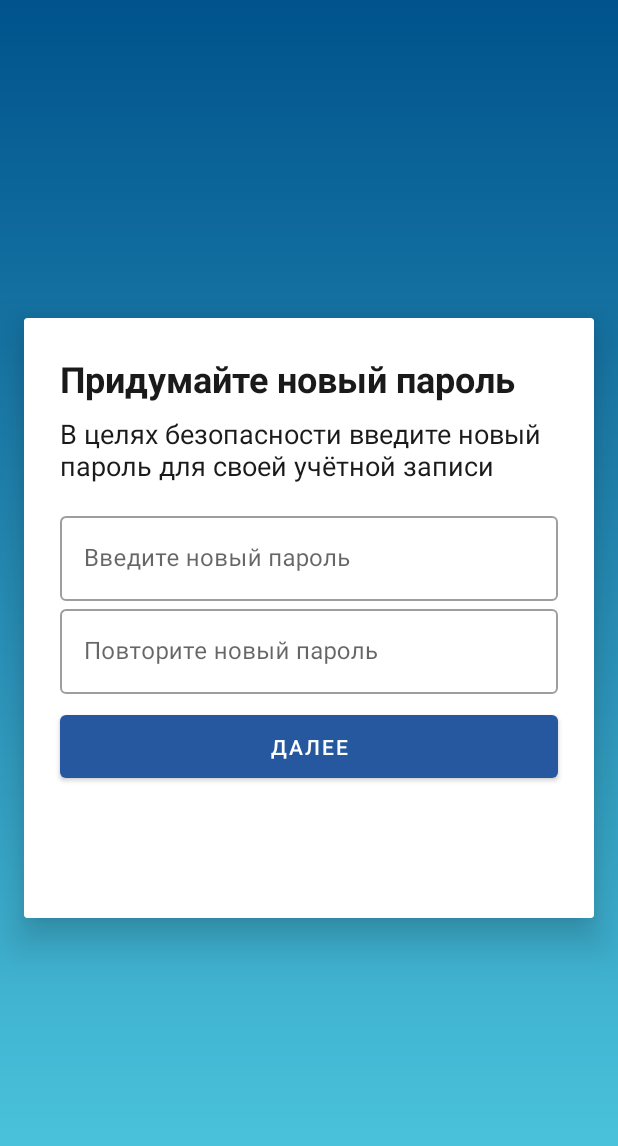
After one commit to Tenzo0/Patient-Support-App, an Android app: the ChangePasswordFragment screen opened through its navigation route, on a phone screen of 412 x 824 dp. The commit adds this screen. Shown: the top 1146 px of the screen. Run offline under Robolectric (Android 15) with nearby library versions, the phone set to English and light mode, and no system bars; our stand-ins replace Timber, data binding; 1 statement that could not run was skipped.

Commit message:
added password updating

```diff
--- a/app/src/main/AndroidManifest.xml
+++ b/app/src/main/AndroidManifest.xml
@@ -4,6 +4,7 @@
     <uses-permission android:name="android.permission.INTERNET"/>
 
     <application
+        android:name=".B2DocApplication"
         android:usesCleartextTraffic="true"
         android:allowBackup="true"
         android:icon="@mipmap/ic_launcher"
--- a/app/src/main/java/ru/poas/patientassistant/client/api/UserService.kt
+++ b/app/src/main/java/ru/poas/patientassistant/client/api/UserService.kt
@@ -17,6 +17,11 @@ interface UserService {
 
     @GET("users/login")
     suspend fun login(@Header("Authorization") credentials: String): Response<User>
+
+    @FormUrlEncoded
+    @PUT("users/password")
+    suspend fun updatePassword(@Header("Authorization") credentials: String,
+                               @Field("password") password: String): Response<Unit>
 }
 
 /**
--- /dev/null
+++ b/app/src/main/java/ru/poas/patientassistant/client/ui/login/ChangePasswordFragment.kt
@@ -0,0 +1,76 @@
+package ru.poas.patientassistant.client.ui.login
+
+import android.os.Bundle
+import android.text.TextUtils
+import androidx.fragment.app.Fragment
+import android.view.LayoutInflater
+import android.view.View
+import android.view.ViewGroup
+import androidx.databinding.DataBindingUtil
+import androidx.lifecycle.Observer
+import androidx.lifecycle.ViewModelProvider
+import androidx.navigation.fragment.findNavController
+
+import ru.poas.patientassistant.client.R
+import ru.poas.patientassistant.client.databinding.ChangePasswordFragmentBinding
+
+/**
+ * A simple [Fragment] subclass.
+ */
+class ChangePasswordFragment : Fragment() {
+
+    private lateinit var binding: ChangePasswordFragmentBinding
+    private lateinit var viewModel: LoginViewModel
+
+    override fun onCreateView(
+        inflater: LayoutInflater, container: ViewGroup?,
+        savedInstanceState: Bundle?
+    ): View? {
+        binding = DataBindingUtil.inflate(inflater, R.layout.change_password_fragment,
+            container, false)
+
+        viewModel = ViewModelProvider(this, LoginViewModel.Factory(activity!!.application))
+            .get(LoginViewModel::class.java)
+
+        //If user accept law about personal data
+        binding.nextButton.setOnClickListener {
+            if(isCorrectInputData()) {
+                viewModel.updatePassword(binding.newPassword.text.toString())
+            }
+        }
+
+        viewModel._isPasswordUpdated.observe(viewLifecycleOwner, Observer<Boolean> {
+            if (it == true) {
+                findNavController().navigate(
+                    ChangePasswordFragmentDirections.actionChangePasswordFragmentToMainActivity()
+                )
+                //Finish LoginActivity
+                requireActivity().finish()
+            }
+        })
+
+        return binding.root
+    }
+
+    private fun isCorrectInputData(): Boolean {
+        var isOk = true
+
+        if (TextUtils.isEmpty(binding.newPassword.text)) {
+            binding.newPasswordTextInputLayout.error = getString(R.string.empty_password_error)
+            isOk = false
+        } else {
+            binding.newPasswordTextInputLayout.error = ""
+        }
+
+        if (!TextUtils.equals(binding.newPasswordRepeat.text, binding.newPassword.text)) {
+            binding.newPasswordRepeatTextInputLayout.error =
+                getString(R.string.password_and_repeat_password_are_not_equal_error)
+            isOk = false
+        } else {
+            binding.newPasswordRepeatTextInputLayout.error = ""
+        }
+
+        return isOk
+    }
+
+}
--- a/app/src/main/java/ru/poas/patientassistant/client/ui/login/LoginActivity.kt
+++ b/app/src/main/java/ru/poas/patientassistant/client/ui/login/LoginActivity.kt
@@ -8,6 +8,7 @@ import androidx.security.crypto.EncryptedSharedPreferences
 import androidx.security.crypto.MasterKeys
 import ru.poas.patientassistant.client.R
 import ru.poas.patientassistant.client.preferences.UserPreferences
+import timber.log.Timber
 
 
 class LoginActivity : AppCompatActivity() {
--- a/app/src/main/java/ru/poas/patientassistant/client/ui/login/LoginFragment.kt
+++ b/app/src/main/java/ru/poas/patientassistant/client/ui/login/LoginFragment.kt
@@ -44,6 +44,7 @@ class LoginFragment : Fragment() {
                     binding.phoneNumberEditText.rawText,
                     binding.passwordEditText.text.toString()
                 )
+                requireActivity().hideKeyboard()
             }
         }
 
@@ -70,7 +71,6 @@ class LoginFragment : Fragment() {
             //Navigation
             when (authed) {
                 LoginViewModel.LoginType.FIRTSLY_AUTHED -> {
-                    activity?.hideKeyboard()
                     findNavController().navigate(
                         LoginFragmentDirections.actionLoginFragmentToDataAgreementFragment()
                     )
@@ -83,7 +83,7 @@ class LoginFragment : Fragment() {
                         LoginFragmentDirections.actionLoginFragmentToMainActivity()
                     )
                     //Finish LoginActivity
-                    activity!!.finish()
+                    requireActivity().finish()
                 }
             }
         })
--- /dev/null
+++ b/app/src/main/res/layout/change_password_fragment.xml
@@ -0,0 +1,119 @@
+<?xml version="1.0" encoding="utf-8"?>
+<layout xmlns:app="http://schemas.android.com/apk/res-auto"
+    xmlns:android="http://schemas.android.com/apk/res/android">
+
+    <androidx.constraintlayout.widget.ConstraintLayout
+        android:layout_width="match_parent"
+        android:layout_height="match_parent"
+        android:background="@drawable/gradient_background">
+
+        <androidx.core.widget.ContentLoadingProgressBar
+            android:id="@+id/progressbar"
+            android:layout_width="wrap_content"
+            android:layout_height="wrap_content"
+            android:layout_margin="16dp"
+            android:visibility="invisible"
+            style="?android:attr/progressBarStyle"
+            android:indeterminateTint="@color/white"
+            app:layout_constraintEnd_toEndOf="parent"
+            app:layout_constraintStart_toStartOf="parent"
+            app:layout_constraintTop_toTopOf="parent" />
+
+        <androidx.cardview.widget.CardView
+            android:layout_width="0dp"
+            android:layout_height="400dp"
+            android:layout_marginEnd="16dp"
+            android:layout_marginStart="16dp"
+            app:cardElevation="16dp"
+            app:layout_constraintBottom_toBottomOf="parent"
+            app:layout_constraintEnd_toEndOf="parent"
+            app:layout_constraintStart_toStartOf="parent"
+            app:layout_constraintTop_toTopOf="parent">
+
+            <androidx.constraintlayout.widget.ConstraintLayout
+                android:layout_width="match_parent"
+                android:layout_height="match_parent" >
+
+                <TextView
+                    android:id="@+id/textView3"
+                    android:layout_width="0dp"
+                    android:layout_height="wrap_content"
+                    android:layout_marginTop="24dp"
+                    android:text="Придумайте новый пароль"
+                    android:textSize="24sp"
+                    android:textStyle="bold"
+                    app:layout_constraintStart_toStartOf="@+id/app_description"
+                    app:layout_constraintEnd_toEndOf="@id/app_description"
+                    app:layout_constraintTop_toTopOf="parent" />
+
+                <TextView
+                    android:id="@+id/app_description"
+                    android:layout_width="0dp"
+                    android:layout_height="wrap_content"
+                    android:layout_marginTop="8dp"
+                    android:text="В целях безопасности введите новый пароль для своей учётной записи"
+                    android:textSize="18sp"
+                    app:layout_constraintStart_toStartOf="@+id/new_password_text_input_layout"
+                    app:layout_constraintEnd_toEndOf="@id/new_password_text_input_layout"
+                    app:layout_constraintTop_toBottomOf="@+id/textView3" />
+
+                <com.google.android.material.textfield.TextInputLayout
+                    android:id="@+id/new_password_text_input_layout"
+                    style="@style/Widget.MaterialComponents.TextInputLayout.OutlinedBox"
+                    android:layout_width="match_parent"
+                    android:layout_height="wrap_content"
+                    android:layout_marginTop="16dp"
+                    android:layout_marginStart="24dp"
+                    android:layout_marginEnd="24dp"
+                    app:layout_constraintEnd_toEndOf="parent"
+                    app:layout_constraintStart_toStartOf="parent"
+                    app:layout_constraintTop_toBottomOf="@+id/app_description">
+
+                    <com.google.android.material.textfield.TextInputEditText
+                        android:id="@+id/new_password"
+                        android:layout_width="match_parent"
+                        android:layout_height="wrap_content"
+                        android:hint="Введите новый пароль"
+                        android:inputType="textPassword"
+                        android:singleLine="true" />
+                </com.google.android.material.textfield.TextInputLayout>
+
+                <com.google.android.material.textfield.TextInputLayout
+                    android:id="@+id/new_password_repeat_text_input_layout"
+                    style="@style/Widget.MaterialComponents.TextInputLayout.OutlinedBox"
+                    android:layout_width="match_parent"
+                    android:layout_height="wrap_content"
+                    android:layout_marginStart="24dp"
+                    android:layout_marginEnd="24dp"
+                    app:layout_constraintEnd_toEndOf="parent"
+                    app:layout_constraintStart_toStartOf="parent"
+                    app:layout_constraintTop_toBottomOf="@+id/new_password_text_input_layout">
+
+                    <com.google.android.material.textfield.TextInputEditText
+                        android:id="@+id/new_password_repeat"
+                        android:layout_width="match_parent"
+                        android:layout_height="wrap_content"
+                        android:hint="Повторите новый пароль"
+                        android:inputType="textPassword"
+                        android:singleLine="true" />
+                </com.google.android.material.textfield.TextInputLayout>
+
+                <com.google.android.material.button.MaterialButton
+                    android:id="@+id/next_button"
+                    style="@style/Widget.MaterialComponents.Button"
+                    android:layout_marginTop="8dp"
+                    android:layout_width="0dp"
+                    android:layout_height="54dp"
+                    android:layout_marginStart="24dp"
+                    android:layout_marginEnd="24dp"
+                    android:text="Далее"
+                    app:layout_constraintEnd_toEndOf="parent"
+                    app:layout_constraintStart_toStartOf="parent"
+                    app:layout_constraintTop_toBottomOf="@+id/new_password_repeat_text_input_layout" />
+
+
+            </androidx.constraintlayout.widget.ConstraintLayout>
+        </androidx.cardview.widget.CardView>
+
+    </androidx.constraintlayout.widget.ConstraintLayout>
+</layout>
--- a/app/src/main/res/navigation/login_navigation.xml
+++ b/app/src/main/res/navigation/login_navigation.xml
@@ -31,15 +31,24 @@
         android:label="DataAgreementFragment"
         tools:layout="@layout/data_agreement_fragment">
         <action
+            android:id="@+id/action_dataAgreementFragment_to_changePasswordFragment"
+            app:destination="@id/changePasswordFragment"
+            app:popUpTo="@id/changePasswordFragment"
+            app:popUpToInclusive="true" />
+        <action
             android:id="@+id/action_dataAgreementFragment_to_mainActivity"
-            app:destination="@id/mainActivity"
-            app:enterAnim="@anim/nav_default_enter_anim"
-            app:exitAnim="@anim/nav_default_exit_anim"
-            app:popEnterAnim="@anim/nav_default_pop_enter_anim"
-            app:popExitAnim="@anim/nav_default_pop_exit_anim" />
+            app:destination="@id/mainActivity" />
     </fragment>
     <activity
         android:id="@+id/mainActivity"
         android:name="ru.poas.patientassistant.client.ui.main.MainActivity"
         android:label="MainActivity" />
+    <fragment
+        android:id="@+id/changePasswordFragment"
+        android:name="ru.poas.patientassistant.client.ui.login.ChangePasswordFragment"
+        android:label="ChangePasswordFragment" >
+        <action
+            android:id="@+id/action_changePasswordFragment_to_mainActivity"
+            app:destination="@id/mainActivity" />
+    </fragment>
 </navigation>
--- a/app/src/main/res/values/strings.xml
+++ b/app/src/main/res/values/strings.xml
@@ -55,4 +55,7 @@
     <string name="calendar">календарь</string>
     <string name="update">Обновить</string>
 
+    <!-- TODO: Remove or change this placeholder text -->
+    <string name="hello_blank_fragment">Hello blank fragment</string>
+
 </resources>
```
Also changed, not shown: app/src/main/java/ru/poas/patientassistant/client/B2DocApplication.kt (added, +14 -0 lines), app/src/main/java/ru/poas/patientassistant/client/preferences/UserPreferences.kt (+8 -0 lines), app/src/main/java/ru/poas/patientassistant/client/ui/login/DataAgreementFragment.kt (+18 -14 lines), app/src/main/java/ru/poas/patientassistant/client/ui/login/LoginViewModel.kt (+39 -5 lines).
